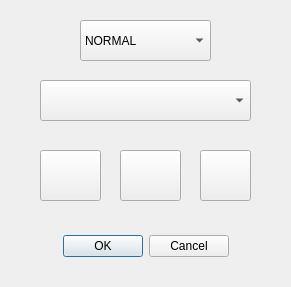
Above: src/views/forms/targetchoicedialog.ui from LP-ACPI/VerrouYEAH before the change. Below: the same form after it.
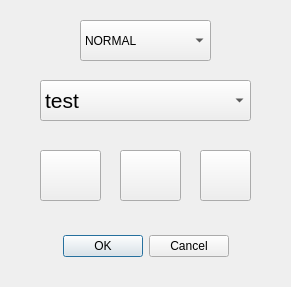
That is the form after the change.

What changed in the file:
```diff
--- a/src/views/forms/targetchoicedialog.ui
+++ b/src/views/forms/targetchoicedialog.ui
@@ -41,6 +41,22 @@
      <height>41</height>
     </rect>
    </property>
+   <property name="font">
+    <font>
+     <family>MS Shell Dlg 2</family>
+     <pointsize>16</pointsize>
+     <weight>50</weight>
+     <bold>false</bold>
+    </font>
+   </property>
+   <property name="styleSheet">
+    <string notr="true">text-align:center</string>
+   </property>
+   <item>
+    <property name="text">
+     <string>test</string>
+    </property>
+   </item>
   </widget>
   <widget class="QPushButton" name="configTarget">
    <property name="geometry">
```
Left out of the diff: 18 changed lines with no effect on the pictures.
